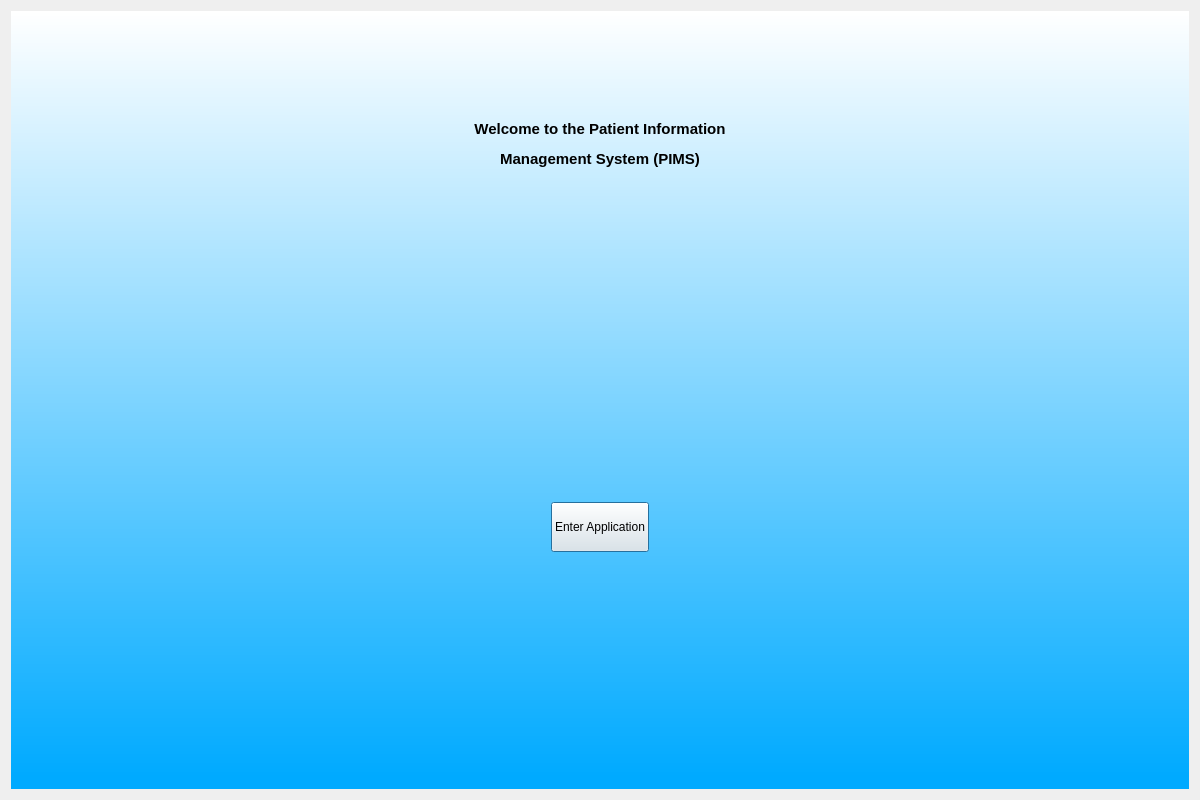
Above: MainScreen.ui from AlexHarbaugh1/CS499 before the change. Below: the same form after it.
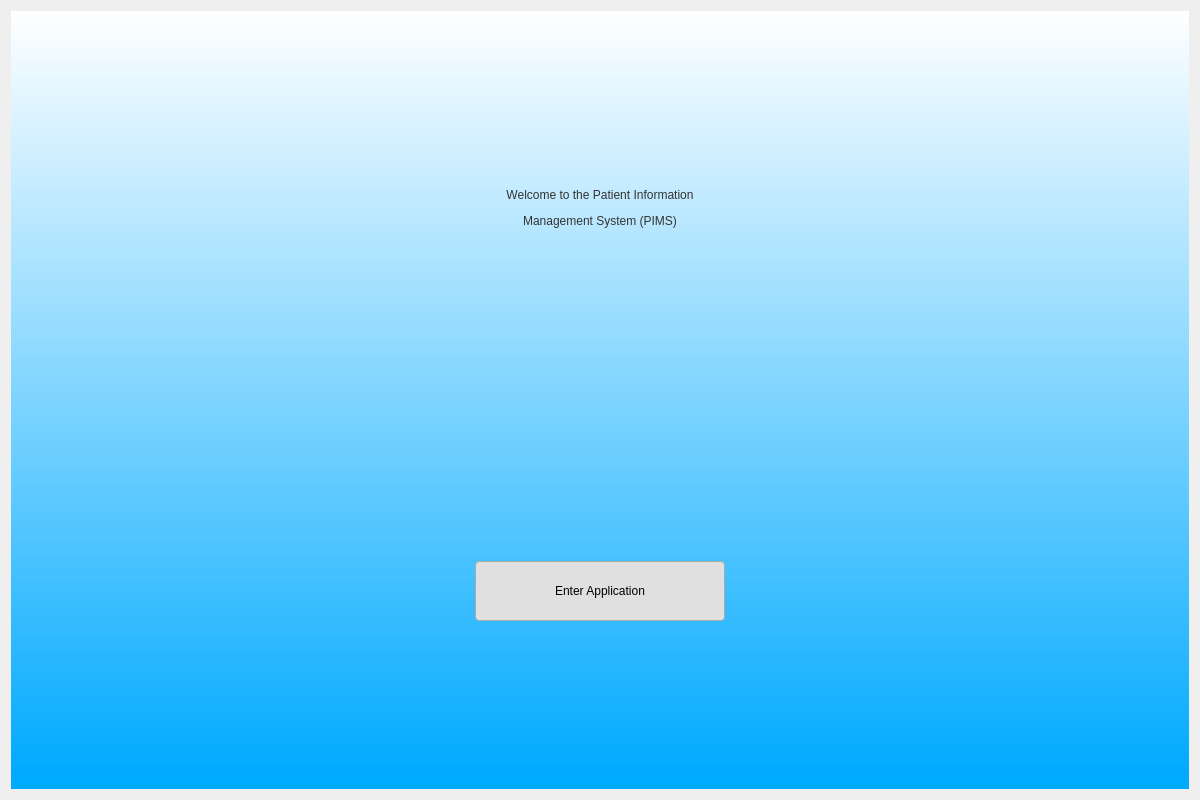
That is the form after the change.

```diff
--- a/MainScreen.ui
+++ b/MainScreen.ui
@@ -29,8 +29,8 @@
       <string notr="true">QWidget#widget{
 background-color:qlineargradient(spread:pad, x1:1, y1:0.982409, x2:1, y2:0, stop:0 rgba(0, 170, 255, 255), stop:1 rgba(255, 255, 255, 255))}</string>
      </property>
-     <layout class="QGridLayout" name="gridLayout_2">
-      <item row="0" column="1" alignment="Qt::AlignHCenter">
+     <layout class="QVBoxLayout" name="verticalLayout">
+      <item alignment="Qt::AlignHCenter|Qt::AlignVCenter">
        <widget class="QLabel" name="label_3">
         <property name="sizePolicy">
          <sizepolicy hsizetype="Preferred" vsizetype="Preferred">
@@ -38,31 +38,59 @@
           <verstretch>0</verstretch>
          </sizepolicy>
         </property>
-        <property name="layoutDirection">
-         <enum>Qt::LeftToRight</enum>
+        <property name="minimumSize">
+         <size>
+          <width>600</width>
+          <height>100</height>
+         </size>
         </property>
-        <property name="frameShadow">
-         <enum>QFrame::Plain</enum>
+        <property name="styleSheet">
+         <string notr="true">font: bold 24pt &quot;MS Shell Dlg 2&quot;; color: #333333;</string>
         </property>
         <property name="text">
-         <string>&lt;html&gt;&lt;head/&gt;&lt;body&gt;&lt;p align=&quot;center&quot;&gt;&lt;span style=&quot; font-size:11pt; font-weight:600;&quot;&gt;Welcome to the Patient Information&lt;/span&gt;&lt;/p&gt;&lt;p align=&quot;center&quot;&gt;&lt;span style=&quot; font-size:11pt; font-weight:600;&quot;&gt;Management System (PIMS)&lt;/span&gt;&lt;/p&gt;&lt;/body&gt;&lt;/html&gt;</string>
+         <string>&lt;html&gt;&lt;head/&gt;&lt;body&gt;&lt;p align=&quot;center&quot;&gt;Welcome to the Patient Information&lt;/p&gt;&lt;p align=&quot;center&quot;&gt;Management System (PIMS)&lt;/p&gt;&lt;/body&gt;&lt;/html&gt;</string>
+        </property>
+        <property name="alignment">
+         <set>Qt::AlignCenter</set>
         </property>
        </widget>
       </item>
-      <item row="1" column="1" rowspan="2" alignment="Qt::AlignHCenter">
+      <item alignment="Qt::AlignHCenter|Qt::AlignVCenter">
        <widget class="QPushButton" name="enterApplication">
         <property name="sizePolicy">
-         <sizepolicy hsizetype="Preferred" vsizetype="Preferred">
+         <sizepolicy hsizetype="Preferred" vsizetype="Fixed">
           <horstretch>0</horstretch>
           <verstretch>0</verstretch>
          </sizepolicy>
         </property>
+        <property name="minimumSize">
+         <size>
+          <width>250</width>
+          <height>60</height>
+         </size>
+        </property>
         <property name="maximumSize">
          <size>
-          <width>16777215</width>
-          <height>50</height>
+          <width>300</width>
+          <height>60</height>
          </size>
         </property>
+        <property name="styleSheet">
+         <string notr="true">QPushButton {
+    background-color: #e0e0e0;
+    color: black;
+    border: 1px solid #aaa;
+    border-radius: 4px;
+    padding: 10px;
+    font: bold 14pt &quot;MS Shell Dlg 2&quot;;
+}
+QPushButton:hover {
+    background-color: #d6d6d6;
+}
+QPushButton:pressed {
+    background-color: #c0c0c0;
+}</string>
+        </property>
         <property name="text">
          <string>Enter Application</string>
         </property>
```
Left out of the diff: 2 changed lines with no effect on the pictures.
